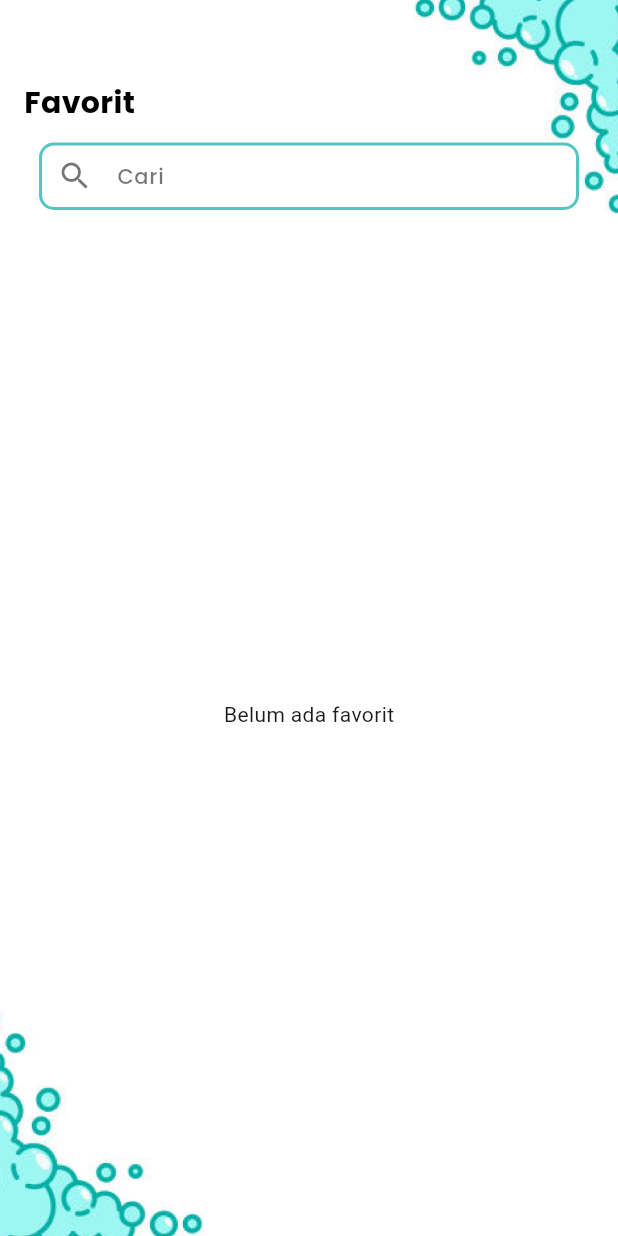
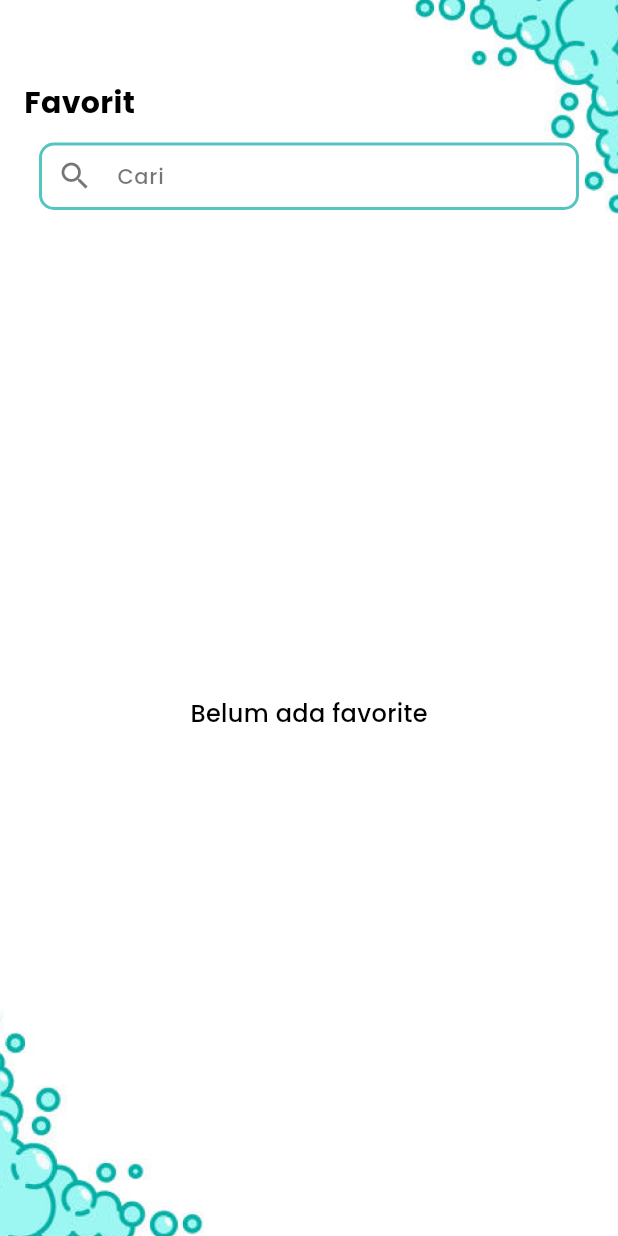
Before and after one commit to ItsREALKane/laundryku, a Flutter app: the FavoritePage screen opened by its route, on a phone screen of 412 x 824 dp. Run offline on Flutter 3.47's test engine with Material 3 defaults, Android fonts, the phone set to English and light mode, and no system bars; our stand-ins replace carousel_slider, firebase_auth, firebase_core, get, google_fonts, google_sign_in and 2 more; accounts and stored records are empty; network calls fail.

```diff
--- a/lib/favorite/pages/Favorite_page.dart
+++ b/lib/favorite/pages/Favorite_page.dart
@@ -53,7 +53,14 @@ class FavoritePage extends StatelessWidget {
                   child: Obx(() {
                     final favoriteList = favoriteController.favoriteList;
                     if (favoriteList.isEmpty) {
-                      return const Center(child: Text("Belum ada favorit"));
+                      return const Center(
+                        child: MyText(
+                          text: "Belum ada favorite",
+                          fontSize: 16,
+                          fontWeight: FontWeight.w500,
+                          color: Color(0xFF000000),
+                        ),
+                      );
                     }
 
                     return ListView.builder(
```
Also changed, not shown: lib/auth/login/controllers/login_controller.dart (+28 -7 lines), lib/favorite/controllers/favorite_controller.dart (+31 -1 lines).
